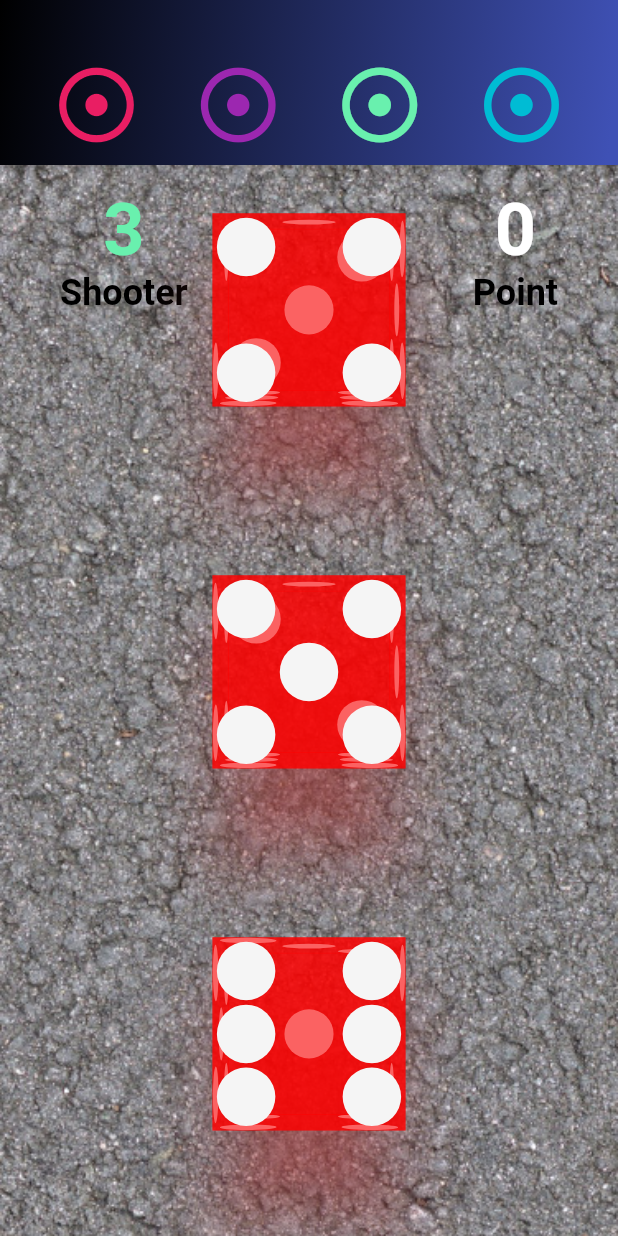
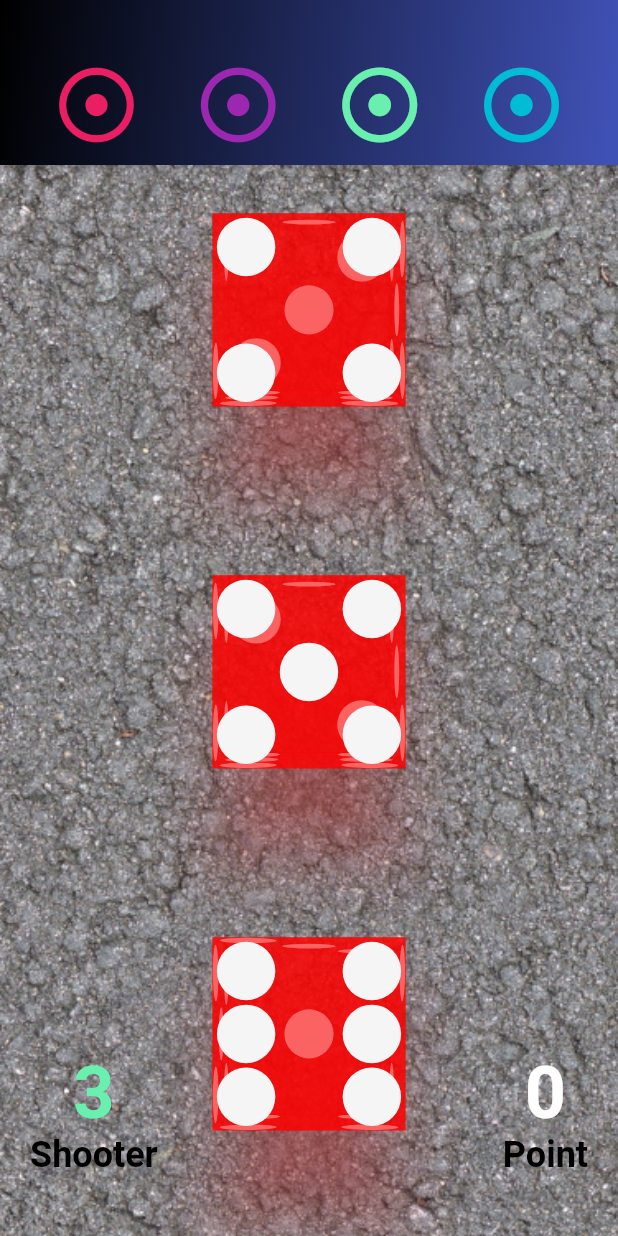
Before and after one commit to gregsantos/ceelo, a Flutter app: the screen it shows after launch, on a phone screen of 412 x 824 dp. Run offline on Flutter 3.47's test engine with Material 2 defaults, Android fonts, the phone set to English and light mode, and no system bars; drawn by our look-alikes of sliding_up_panel.

Commit message:
Move score/player to game view and separate player color util

```diff
--- a/lib/dice_background.dart
+++ b/lib/dice_background.dart
@@ -2,21 +2,8 @@ import 'package:flutter/material.dart';
 
 class DiceBackground extends StatelessWidget {
   final String background;
-  final int point;
-  final int shooter;
 
-  DiceBackground({this.background, this.point, this.shooter});
-
-  ColorSwatch<int> getPositionColor() {
-    if (shooter == 0) {
-      return Colors.pink;
-    } else if (shooter == 1) {
-      return Colors.purple;
-    } else if (shooter == 2) {
-      return Colors.greenAccent;
-    }
-    return Colors.cyan;
-  }
+  DiceBackground({this.background});
 
   @override
   Widget build(BuildContext context) {
@@ -30,52 +17,6 @@ class DiceBackground extends StatelessWidget {
             ),
           ),
         ),
-        Positioned(
-          top: 125.0,
-          right: 40.0,
-          child: Column(
-            children: <Widget>[
-              Text(
-                point > 99
-                    ? "${(point / 100).toStringAsFixed(0)} ${(point / 100).toStringAsFixed(0)} ${(point / 100).toStringAsFixed(0)}"
-                    : "$point",
-                style: TextStyle(
-                    color: Colors.white,
-                    fontSize: 48,
-                    fontWeight: FontWeight.bold),
-              ),
-              Text(
-                "Point",
-                style: TextStyle(
-                    color: Colors.black,
-                    fontSize: 24,
-                    fontWeight: FontWeight.bold),
-              ),
-            ],
-          ),
-        ),
-        Positioned(
-          top: 125.0,
-          left: 40.0,
-          child: Column(
-            children: <Widget>[
-              Text(
-                "${shooter + 1}",
-                style: TextStyle(
-                    color: getPositionColor(),
-                    fontSize: 48,
-                    fontWeight: FontWeight.bold),
-              ),
-              Text(
-                "Shooter",
-                style: TextStyle(
-                    color: Colors.black,
-                    fontSize: 24,
-                    fontWeight: FontWeight.bold),
-              ),
-            ],
-          ),
-        ),
       ],
     );
   }
--- a/lib/home_view.dart
+++ b/lib/home_view.dart
@@ -7,6 +7,7 @@ import 'player_bar.dart';
 import 'dice_background.dart';
 import 'dice_column.dart';
 import 'dice_row.dart';
+import 'utils/player_color.dart';
 
 class HomeView extends StatelessWidget {
   @override
@@ -85,20 +86,6 @@ class _DiceViewState extends State<DiceView> {
     _advanceDicePosition();
   }
 
-/*   void _resetPoint() {
-    int dicePosition = _rollOff ? _rollOffQueue[0] : _pointPosition[0];
-    String msg =
-        _rollOff ? 'Roll Off Come Out' : 'Come out Roll ${dicePosition + 1}!';
-    setState(() {
-      _dicePosition = dicePosition;
-      _startingPosition = dicePosition;
-      _point = 0;
-      _pointPosition = [];
-      _msg = msg;
-    });
-    _showSnackBar(_msg);
-  } */
-
   void _resetWinner() {
     int winnerPosition = _pointPosition[0];
     setState(() {
@@ -142,10 +129,8 @@ class _DiceViewState extends State<DiceView> {
   }
 
   void _advanceDicePosition() {
-    int newDicePosition = (_dicePosition == 3) ? 0 : ++_dicePosition;
-/*     setState(() {
-      _dicePosition = newDicePosition;
-    }); */
+    int newDicePosition =
+        (_dicePosition == widget.players - 1) ? 0 : ++_dicePosition;
     if (newDicePosition == _startingPosition) {
       _checkWinner();
     } else {
@@ -173,7 +158,8 @@ class _DiceViewState extends State<DiceView> {
     }
     if (score < _point) {
       setState(() {
-        _msg = "NOT GONE CUT IT Shooter ${dicePosition + 1}!";
+        _msg =
+            "NOT GONE CUT IT Shooter ${dicePosition + 1}!\nPoint is still $_point";
       });
       _showSnackBar(_msg);
     }
@@ -227,21 +213,6 @@ class _DiceViewState extends State<DiceView> {
     }
   }
 
-/*   void _scoreDice(List roll) {
-    setState(() {
-      _roll = roll..sort((a, b) => a.compareTo(b));
-    });
-    _scoreRoll();
-  } */
-
-/*   void _setDice() {
-    setState(() {
-      _die1 = Random().nextInt(6) + 1;
-      _die2 = Random().nextInt(6) + 1;
-      _die3 = Random().nextInt(6) + 1;
-    });
-  } */
-
   void _setDie1() {
     int wait = Random().nextInt((7 - 4) + 4) * 100;
     Timer(
@@ -273,7 +244,7 @@ class _DiceViewState extends State<DiceView> {
   }
 
   Future<List> rollDice() {
-    int random = Random().nextInt(9 - 4) + 4;
+    int random = Random().nextInt(15 - 5) + 5;
     for (var i = random; i >= 1; i--) {
       _setDie1();
       _setDie2();
@@ -294,15 +265,10 @@ class _DiceViewState extends State<DiceView> {
   void _showSnackBar(String message) {
     final snackBar = SnackBar(
       content: Text(message),
-      backgroundColor: Colors.indigo,
+      backgroundColor: Colors.indigo[800],
       duration: Duration(seconds: 2),
     );
     Scaffold.of(scaffoldContext).showSnackBar(snackBar);
-    /* Flushbar(
-      title: "Shooter ${_dicePosition + 1}",
-      message: "$message",
-      duration: Duration(seconds: 2),
-    )..show(scaffoldContext); */
   }
 
   @override
@@ -313,12 +279,58 @@ class _DiceViewState extends State<DiceView> {
       child: Stack(
         children: [
           DiceBackground(
-              background: widget.backgroundImage,
-              point: _point,
-              shooter: _dicePosition),
+            background: widget.backgroundImage,
+          ),
           SafeArea(
             child: Dice(_die1, _die2, _die3, _dicePosition),
-          )
+          ),
+          Positioned(
+            bottom: 40.0,
+            left: 20.0,
+            child: Column(
+              children: <Widget>[
+                Text(
+                  "${_dicePosition + 1}",
+                  style: TextStyle(
+                      color: getPositionColor(_dicePosition),
+                      fontSize: 48,
+                      fontWeight: FontWeight.bold),
+                ),
+                Text(
+                  "Shooter",
+                  style: TextStyle(
+                      color: Colors.black,
+                      fontSize: 24,
+                      fontWeight: FontWeight.bold),
+                ),
+              ],
+            ),
+          ),
+          Positioned(
+            bottom: 40.0,
+            right: 20.0,
+            child: Column(
+              children: <Widget>[
+                Text(
+                  _point > 99
+                      ? "${(_point / 100).toStringAsFixed(0)} ${(_point / 100).toStringAsFixed(0)} ${(_point / 100).toStringAsFixed(0)}"
+                      : "$_point",
+                  style: TextStyle(
+                      color: getPointColor(
+                          _pointPosition.length == 0 ? 9 : _pointPosition[0]),
+                      fontSize: 48,
+                      fontWeight: FontWeight.bold),
+                ),
+                Text(
+                  "Point",
+                  style: TextStyle(
+                      color: Colors.black,
+                      fontSize: 24,
+                      fontWeight: FontWeight.bold),
+                ),
+              ],
+            ),
+          ),
         ],
       ),
     );
--- /dev/null
+++ b/lib/utils/player_color.dart
@@ -0,0 +1,26 @@
+import 'package:flutter/material.dart';
+
+Color getPositionColor(dicePosition) {
+  if (dicePosition == 0) {
+    return Colors.pink;
+  } else if (dicePosition == 1) {
+    return Colors.purple;
+  } else if (dicePosition == 2) {
+    return Colors.greenAccent;
+  }
+  return Colors.cyan;
+}
+
+Color getPointColor(pointPosition) {
+  print("ponint posish $pointPosition");
+  if (pointPosition == 0) {
+    return Colors.pink;
+  } else if (pointPosition == 1) {
+    return Colors.purple;
+  } else if (pointPosition == 2) {
+    return Colors.greenAccent;
+  } else if (pointPosition == 3) {
+    return Colors.cyan;
+  }
+  return Colors.white;
+}
```
